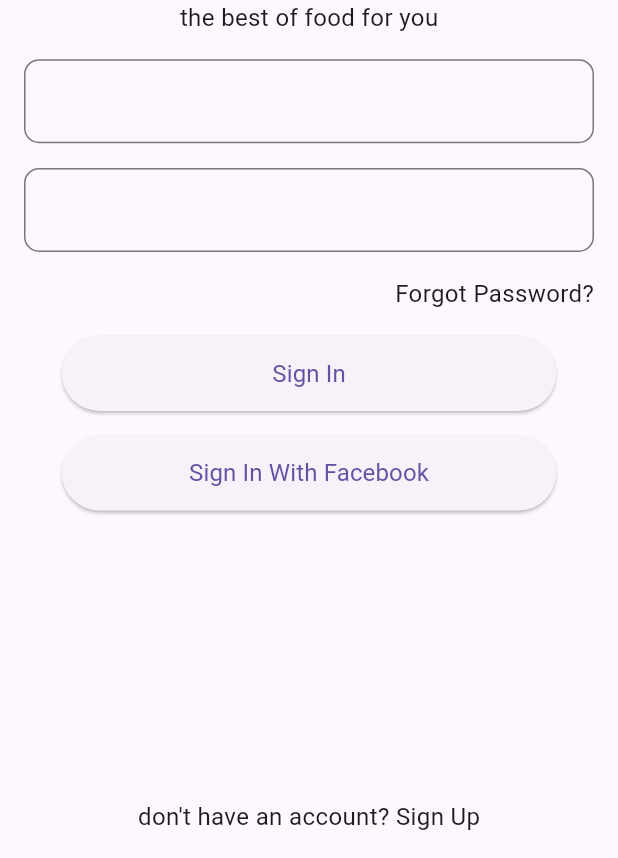
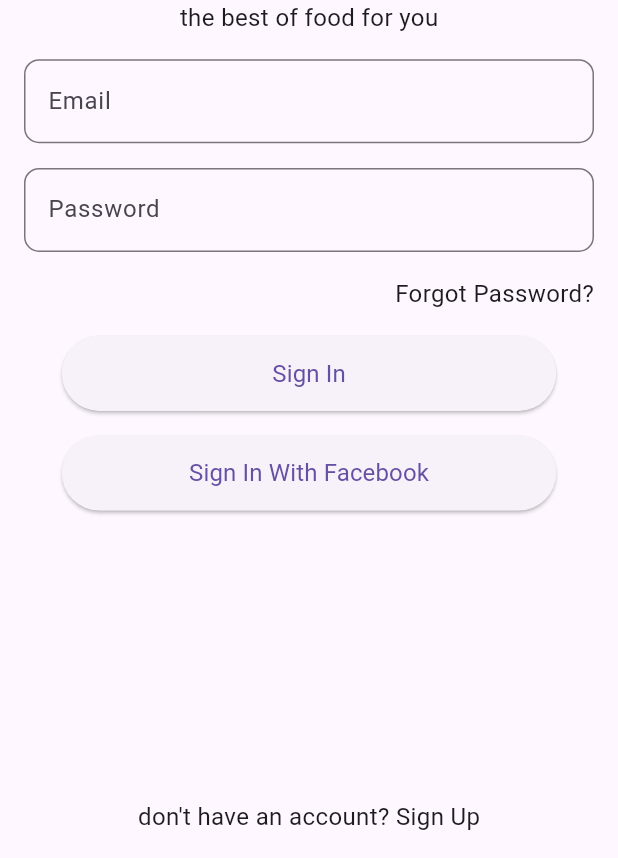
Before and after one commit to zeyadeldesouki/gofood, a Flutter app: the Signinview screen opened by its route, on a phone screen of 412 x 824 dp, the part 378-1236 px from its top. Run offline on Flutter 3.47's test engine with Material 3 defaults, Android fonts, the light colour scheme and no system bars; our stand-ins replace device_preview, dio, firebase_auth, firebase_core, form_builder_validators, go_router and 1 more; missing offline and left inert: flutter_facebook_auth, pay_with_stripe; accounts and stored records are empty.

Commit message:
add form builder valditor

```diff
--- /dev/null
+++ b/lib/Features/signIn/data/customTextFieldModel.dart
@@ -0,0 +1,17 @@
+import 'package:flutter/widgets.dart';
+
+class Customtextfieldmodel {
+  final TextEditingController? controller;
+  final String hinttext;
+  final Widget? label;
+  final List<FormFieldValidator<String>>? validator;
+  final bool obscureText;
+
+  Customtextfieldmodel( {
+    this.obscureText = false,
+    this.validator,
+    required this.controller,
+    required this.hinttext,
+    required this.label,
+  });
+}
--- a/lib/Features/signIn/presentation/views/signInView.dart
+++ b/lib/Features/signIn/presentation/views/signInView.dart
@@ -1,14 +1,35 @@
+import 'dart:math';
+
 import 'package:flutter/material.dart';
+import 'package:form_builder_validators/form_builder_validators.dart';
 import 'package:go_router/go_router.dart';
 import 'package:gofood/Core/appRouting.dart';
 import 'package:gofood/Core/appStyles.dart';
+import 'package:gofood/Core/authService.dart';
 import 'package:gofood/Core/customButton.dart';
 import 'package:gofood/Features/appView/presentation/views/applogo.dart';
 import 'package:gofood/Features/signIn/data/customButtonModel.dart';
+import 'package:gofood/Features/signIn/data/customTextFieldModel.dart';
 import 'package:gofood/Features/signIn/presentation/views/widgets/customTextField.dart';
 
-class Signinview extends StatelessWidget {
+class Signinview extends StatefulWidget {
   const Signinview({super.key});
+
+  @override
+  State<Signinview> createState() => _SigninviewState();
+}
+
+class _SigninviewState extends State<Signinview> {
+  final GlobalKey<FormState> formKey = GlobalKey();
+  final TextEditingController email = TextEditingController();
+  final TextEditingController password = TextEditingController();
+  @override
+  void dispose() {
+    super.dispose();
+    formKey.currentState?.dispose();
+    email.dispose();
+    password.dispose();
+  }
 
   @override
   Widget build(BuildContext context) {
@@ -16,13 +37,55 @@ class Signinview extends StatelessWidget {
       body: SafeArea(
         child: Padding(
           padding: const EdgeInsets.all(16.0),
+          child: Form(
+            key: formKey,
+            autovalidateMode: AutovalidateMode.onUserInteraction,
             child: Column(
               children: [
                 const Applogo(),
                 SizedBox(height: MediaQuery.sizeOf(context).height * 0.02),
-              const customtextfield(),
+                customtextfield(
+                  customtextfieldmodel: Customtextfieldmodel(
+                    validator: [
+                      FormBuilderValidators.required(
+                        errorText: "Email is required",
+                      ),
+                      FormBuilderValidators.email(
+                        errorText: "Enter a valid email",
+                      ),
+
+                      FormBuilderValidators.max(30),
+                    ],
+                    hinttext: "Email",
+                    label: const Text("Email"),
+                    controller: email,
+                  ),
+                ),
                 SizedBox(height: MediaQuery.sizeOf(context).height * 0.02),
-              const customtextfield(),
+                customtextfield(
+                  customtextfieldmodel: Customtextfieldmodel(
+                    hinttext: "Password",
+                    label: const Text("Password"),
+                    controller: password,
+                    validator: [
+                      FormBuilderValidators.required(
+                        errorText: "Password is required",
+                      ),
+                      FormBuilderValidators.password(
+                        errorText: "Enter a valid password",
+                      ),
+                      FormBuilderValidators.minLength(
+                        6,
+                        errorText: "Password must be at least 6 characters",
+                      ),
+
+                      FormBuilderValidators.maxLength(
+                        30,
+                        errorText: "Password must be at most 30 characters",
+                      ),
+                    ],
+                  ),
+                ),
                 SizedBox(height: MediaQuery.sizeOf(context).height * 0.02),
                 Align(
                   alignment: Alignment.bottomRight,
@@ -32,21 +95,32 @@ class Signinview extends StatelessWidget {
                   ),
                 ),
                 SizedBox(height: MediaQuery.sizeOf(context).height * 0.02),
-
                 customButton(
                   custombuttonmodel: Custombuttonmodel(
                     text: "Sign In",
-                  onPressed: () {},
-                  minimumSize: Size(MediaQuery.sizeOf(context).width * 0.8, 50),
+                    onPressed: () {
+                      if (formKey.currentState!.validate()){
+                        authService().signInWithEmailAndPassword(
+                          email.text,
+                          password.text,
+                        );
+                      }
+                    },
+                    minimumSize: Size(
+                      MediaQuery.sizeOf(context).width * 0.8,
+                      50,
+                    ),
                   ),
                 ),
                 SizedBox(height: MediaQuery.sizeOf(context).height * 0.02),
-
                 customButton(
                   custombuttonmodel: Custombuttonmodel(
                     text: "Sign In With Facebook",
                     onPressed: () {},
-                  minimumSize: Size(MediaQuery.sizeOf(context).width * 0.8, 50),
+                    minimumSize: Size(
+                      MediaQuery.sizeOf(context).width * 0.8,
+                      50,
+                    ),
                   ),
                 ),
                 const Expanded(child: SizedBox()),
@@ -69,6 +143,7 @@ class Signinview extends StatelessWidget {
             ),
           ),
         ),
+      ),
     );
   }
 }
--- a/lib/Features/signIn/presentation/views/widgets/customTextField.dart
+++ b/lib/Features/signIn/presentation/views/widgets/customTextField.dart
@@ -1,12 +1,21 @@
 import 'package:flutter/material.dart';
+import 'package:form_builder_validators/form_builder_validators.dart';
+import 'package:gofood/Core/appStyles.dart';
+import 'package:gofood/Features/signIn/data/customTextFieldModel.dart';
 
 class customtextfield extends StatelessWidget {
-  const customtextfield({super.key});
-
+  const customtextfield({super.key, required this.customtextfieldmodel});
+  final Customtextfieldmodel customtextfieldmodel;
   @override
   Widget build(BuildContext context) {
     return TextFormField(
+      validator: FormBuilderValidators.compose(customtextfieldmodel.validator??[]),
+      controller: customtextfieldmodel.controller,
+      obscureText: customtextfieldmodel.obscureText,
       decoration: InputDecoration(
+        hintText: customtextfieldmodel.hinttext,
+        hintStyle: AppStyles.text14(context),
+        label: customtextfieldmodel.label,
         border: OutlineInputBorder(borderRadius: BorderRadius.circular(10)),
       ),
     );
--- a/pubspec.yaml
+++ b/pubspec.yaml
@@ -40,6 +40,7 @@ dependencies:
   flutter_bloc: ^9.1.0
   flutter_facebook_auth: ^7.1.1
   flutter_svg: ^2.0.17
+  form_builder_validators: ^11.1.2
   go_router: ^14.8.1
   google_sign_in: ^6.2.2
   pay_with_stripe: ^0.0.3
```
Also changed, not shown: pubspec.lock. Lines whose indentation alone changed are shown as unchanged.
